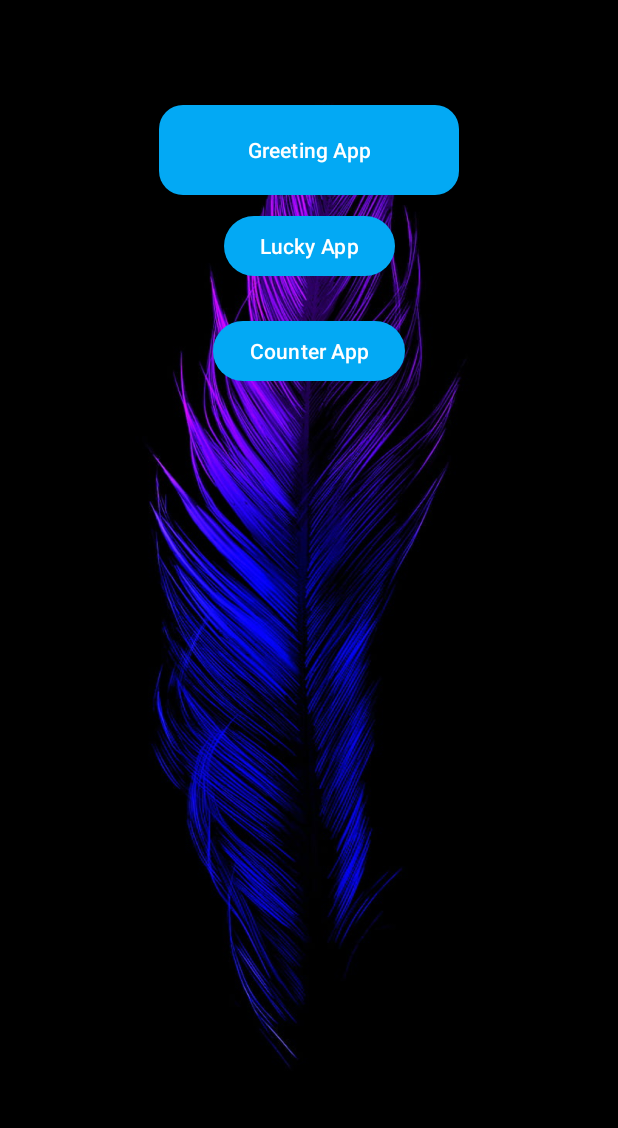
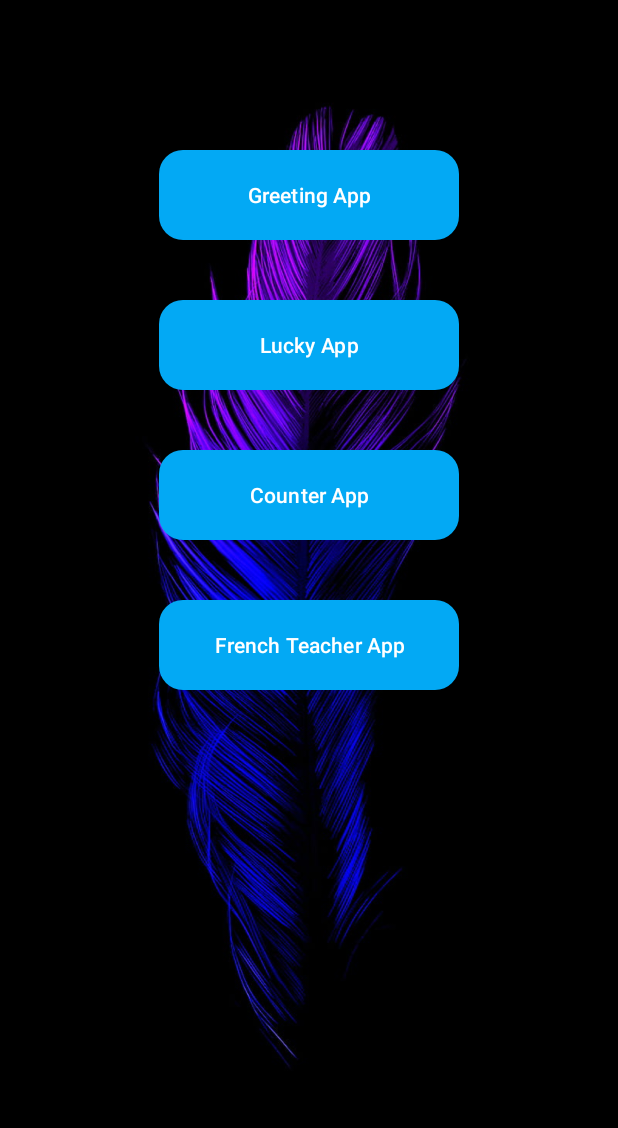
Before and after one commit to TouqeerBinArbab/AndroidDevelopment, an Android app: the screen it shows after launch (MainActivity), on a phone screen of 412 x 824 dp, the part 96-1224 px from its top. Run offline under Robolectric (Android 15) with nearby library versions, the phone set to English and light mode, and no system bars.

Commit message:
wip array adaptes

```diff
--- a/app/src/main/AndroidManifest.xml
+++ b/app/src/main/AndroidManifest.xml
@@ -12,6 +12,9 @@
         android:supportsRtl="true"
         android:theme="@style/Theme.AndroidDevelopment"
         tools:targetApi="31">
+        <activity
+            android:name=".FrenchTeacherActivity"
+            android:exported="false" />
         <activity
             android:name=".CounterActivity"
             android:exported="false" />
--- a/app/src/main/java/com/example/androiddevelopment/MainActivity.java
+++ b/app/src/main/java/com/example/androiddevelopment/MainActivity.java
@@ -12,17 +12,17 @@ import android.widget.Button;
 import android.widget.Toast;
 
 public class MainActivity extends AppCompatActivity {
-    Button luckyAppBtn, greetingAppBtn, counterAppBtn;
+    Button luckyAppBtn, greetingAppBtn, counterAppBtn, frenchAppBtn;
 
     @Override
     protected void onCreate(Bundle savedInstanceState) {
         super.onCreate(savedInstanceState);
         setContentView(R.layout.activity_main);
 
-
         luckyAppBtn = findViewById(R.id.lucky_app);
         greetingAppBtn = findViewById(R.id.greeting_app);
         counterAppBtn = findViewById(R.id.counter_app);
+        frenchAppBtn = findViewById(R.id.french_app);
 
         luckyAppBtn.setOnClickListener(new View.OnClickListener() {
             @Override
@@ -42,6 +42,13 @@ public class MainActivity extends AppCompatActivity {
             @Override
             public void onClick(View view) {
                 goToCounterApp();
+            }
+        });
+
+        frenchAppBtn.setOnClickListener(new View.OnClickListener() {
+            @Override
+            public void onClick(View view) {
+                goToFrenchTeacherApp();
             }
         });
     }
@@ -77,4 +84,9 @@ public class MainActivity extends AppCompatActivity {
         Intent intent = new Intent( getApplicationContext(), CounterActivity.class);
         startActivity(intent);
     }
+
+    public void goToFrenchTeacherApp() {
+        Intent intent = new Intent( getApplicationContext(), FrenchTeacherActivity.class);
+        startActivity(intent);
+    }
 }
--- a/app/src/main/res/layout/activity_main.xml
+++ b/app/src/main/res/layout/activity_main.xml
@@ -10,24 +10,24 @@
 
     <Button
         android:id="@+id/greeting_app"
-
         android:layout_width="wrap_content"
         android:background="@drawable/rounded_button"
         android:layout_height="wrap_content"
-        android:layout_marginTop="70dp"
+        android:layout_marginTop="100dp"
         android:text="@string/greeting_app"
         android:backgroundTint="@null"
-
         app:layout_constraintEnd_toEndOf="parent"
         app:layout_constraintStart_toStartOf="parent"
         app:layout_constraintTop_toTopOf="parent" />
+
 
     <Button
         android:id="@+id/lucky_app"
         android:layout_width="wrap_content"
         android:layout_height="wrap_content"
-        android:layout_marginTop="70dp"
+        android:layout_marginTop="100dp"
         android:text="@string/lucky_app"
+        android:background="@drawable/rounded_button"
         app:layout_constraintEnd_toEndOf="parent"
         app:layout_constraintStart_toStartOf="parent"
         app:layout_constraintTop_toTopOf="@+id/greeting_app" />
@@ -35,11 +35,24 @@
     <Button
         android:id="@+id/counter_app"
         android:layout_width="wrap_content"
+        android:background="@drawable/rounded_button"
         android:layout_height="wrap_content"
-        android:layout_marginTop="70dp"
+        android:layout_marginTop="100dp"
         android:text="@string/counter_app"
         app:layout_constraintEnd_toEndOf="parent"
         app:layout_constraintStart_toStartOf="parent"
         app:layout_constraintTop_toTopOf="@+id/lucky_app" />
 
+    <Button
+        android:id="@+id/french_app"
+        android:layout_width="wrap_content"
+        android:background="@drawable/rounded_button"
+        android:layout_height="wrap_content"
+        android:layout_marginTop="100dp"
+        android:text="@string/french_teacher_app"
+        app:layout_constraintEnd_toEndOf="parent"
+        app:layout_constraintStart_toStartOf="parent"
+        app:layout_constraintTop_toTopOf="@+id/counter_app" />
+
+
 </androidx.constraintlayout.widget.ConstraintLayout>
```
Also changed, not shown: app/src/main/java/com/example/androiddevelopment/FrenchTeacherActivity.java (added, +62 -0 lines), app/src/main/res/layout/activity_french_teacher.xml (added, +77 -0 lines), app/src/main/res/values/strings.xml (+7 -1 lines), app/src/main/res/drawable/wallpaper.jpg (added), 5 other files.
